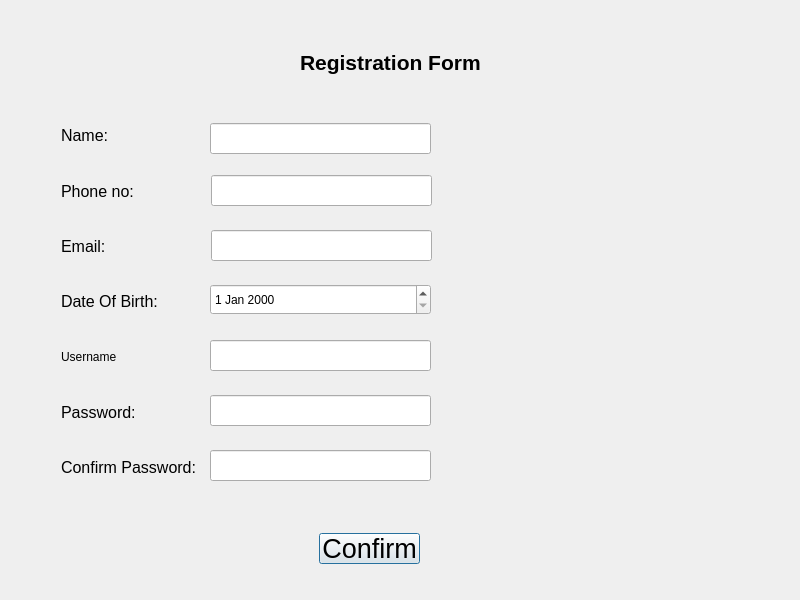
The window that RMS_qt/signup.ui (dev-pratik02/RMS) describes before a commit, drawn with Qt 5.
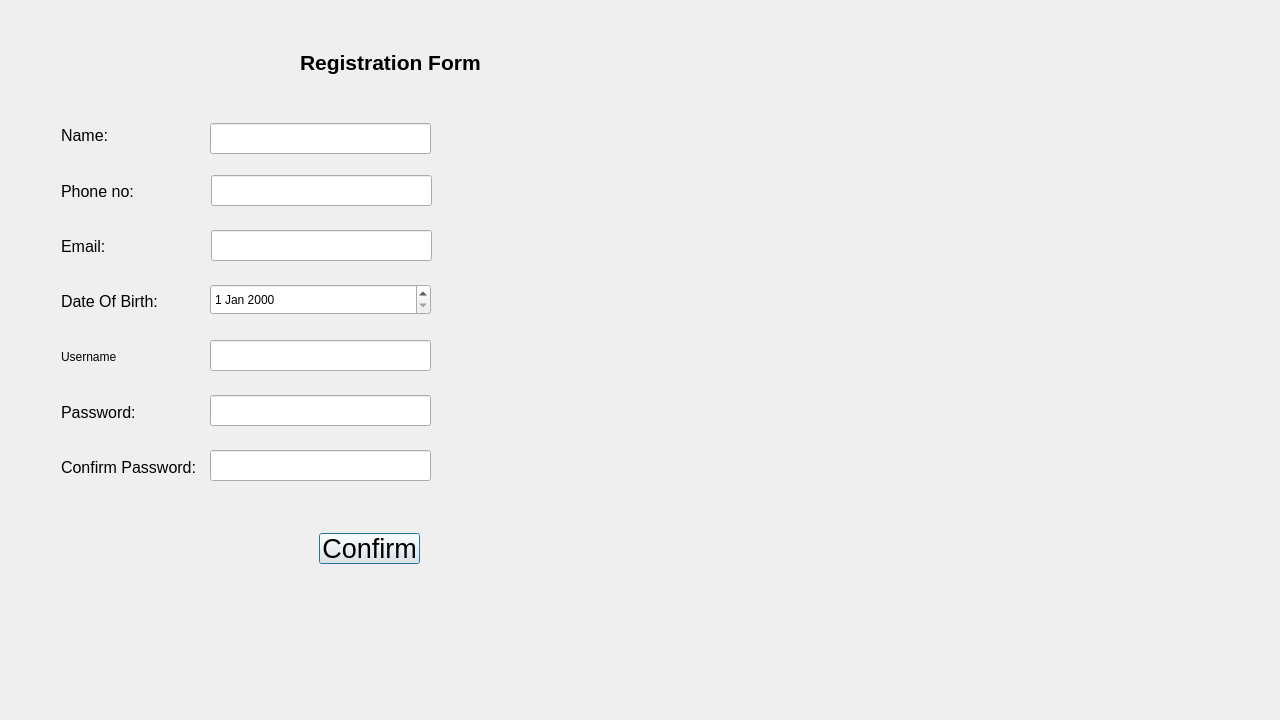
The same window after the commit.

What changed in the file:
```diff
--- a/RMS_qt/signup.ui
+++ b/RMS_qt/signup.ui
@@ -6,8 +6,8 @@
    <rect>
     <x>0</x>
     <y>0</y>
-    <width>800</width>
-    <height>600</height>
+    <width>1280</width>
+    <height>720</height>
    </rect>
   </property>
   <property name="windowTitle">
```
